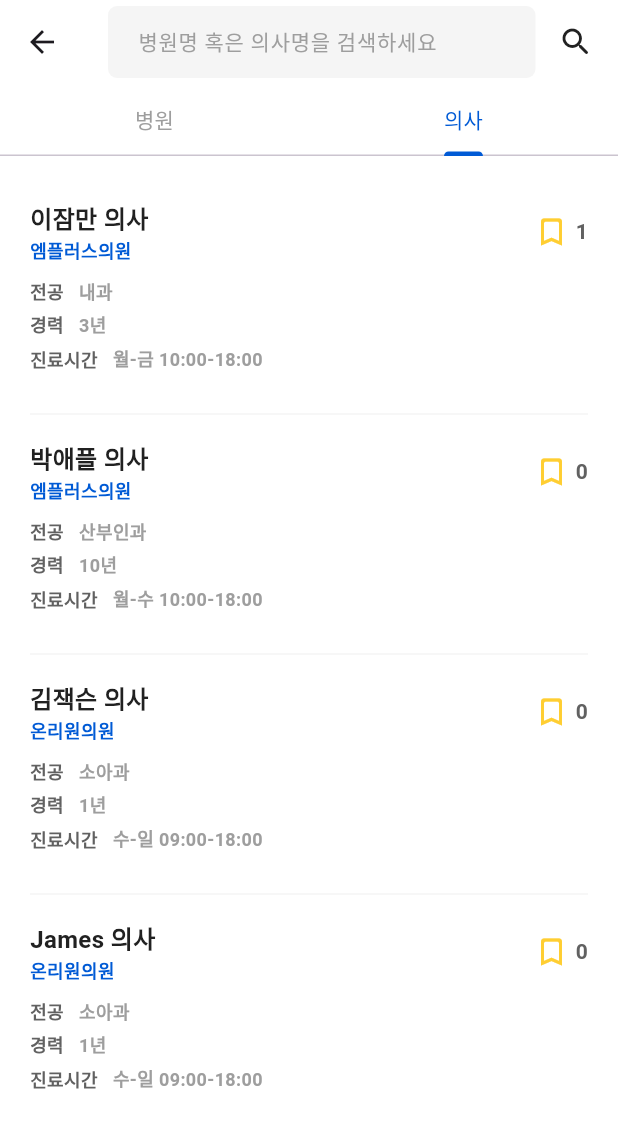
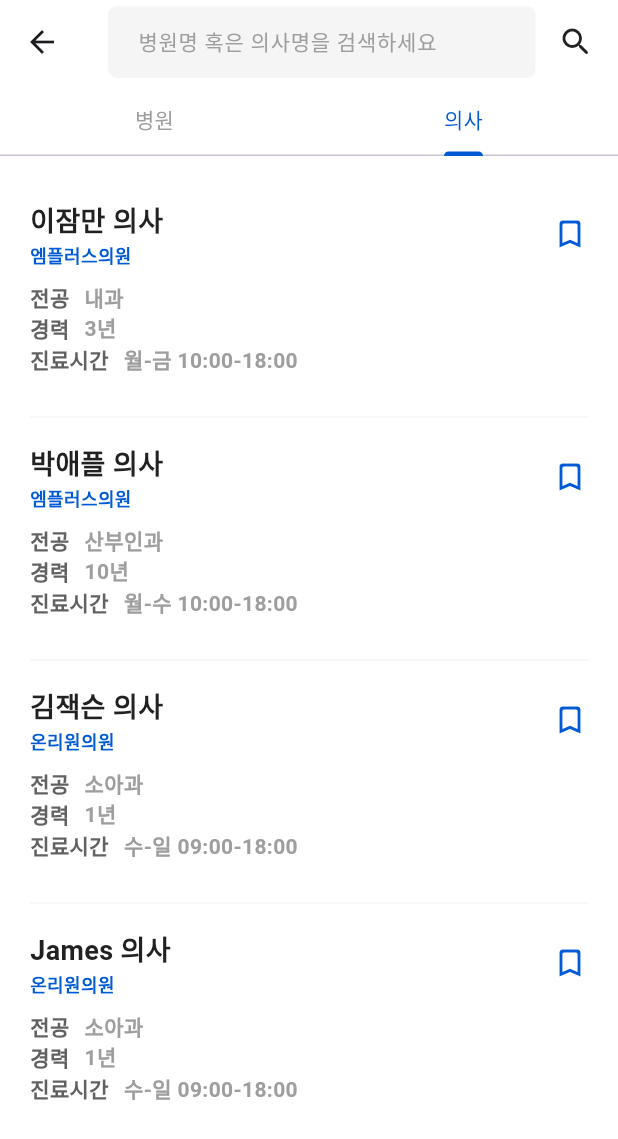
Before and after one commit to jhrchicken/DoctorViewApp, a Flutter app: the HospDoctorListScreen screen opened directly, tab 2 chosen, on a phone screen of 412 x 824 dp. Shown: the top 1139 px of the screen. Run offline on Flutter 3.47's test engine with Material 3 defaults, Android fonts, the light colour scheme and no system bars; accounts and stored records are empty; Roboto replaces fonts that are missing (Pretendard).

Commit message:
Feat: 병원 의사 목록 저장 기능 추가

```diff
--- a/lib/widgets/board/board_reaction_button.dart
+++ b/lib/widgets/board/board_reaction_button.dart
@@ -47,7 +47,8 @@ class _BoardReactionButtonState extends State<BoardReactionButton> {
     if (loginMember != null) {
       if (isLike) {
         likesProvider.minusLikes('board', loginMember!.id, widget.boardIdx.toString());
-      } else {
+      }
+      else {
         if (isReport) {
           reportProvider.minusReport(loginMember!.id, widget.boardIdx);
         }
--- a/lib/widgets/doctor/doctor_item_widget.dart
+++ b/lib/widgets/doctor/doctor_item_widget.dart
@@ -1,15 +1,17 @@
 import 'package:doctorviewapp/models/doctor.dart';
 import 'package:doctorviewapp/models/hospital.dart';
 import 'package:doctorviewapp/models/likes.dart';
+import 'package:doctorviewapp/models/member.dart';
 import 'package:doctorviewapp/providers/doctor_provider.dart';
 import 'package:doctorviewapp/providers/hospital_provider.dart';
 import 'package:doctorviewapp/providers/likes_provider.dart';
+import 'package:doctorviewapp/providers/member_provider.dart';
 import 'package:doctorviewapp/screens/doctor/doctor_view_screen.dart';
 import 'package:doctorviewapp/theme/colors.dart';
 import 'package:flutter/material.dart';
 import 'package:provider/provider.dart';
 
-class DoctorItemWidget extends StatelessWidget {
+class DoctorItemWidget extends StatefulWidget {
   final int docIdx;
 
   const DoctorItemWidget({
@@ -18,12 +20,59 @@ class DoctorItemWidget extends StatelessWidget {
   });
 
   @override
+  State<DoctorItemWidget> createState() => _DoctorItemWidgetState();
+}
+
+class _DoctorItemWidgetState extends State<DoctorItemWidget> {
+  bool isLike = false;
+  Member? loginMember;
+
+  @override
+  void didChangeDependencies() {
+    super.didChangeDependencies();
+    final likesProvider = Provider.of<LikesProvider>(context, listen: false);
+    final memberProvider = Provider.of<MemberProvider>(context, listen: false);
+
+    loginMember = memberProvider.loginMember;
+    if (loginMember != null) {
+      setState(() {
+        isLike = likesProvider.checkLikes('doctor', loginMember!.id, widget.docIdx.toString());
+      });
+    }
+  }
+
+  void _toggleLike() {
+    final likesProvider = Provider.of<LikesProvider>(context, listen: false);
+    final memberProvider = Provider.of<MemberProvider>(context, listen: false);
+
+    loginMember = memberProvider.loginMember;
+    if (loginMember != null) {
+      if (isLike) {
+        likesProvider.minusLikes('doctor', loginMember!.id, widget.docIdx.toString());
+      }
+      else {
+        likesProvider.plusLikes(
+          Likes(
+            likeIdx: 0,
+            memberRef: loginMember!.id,
+            tablename: 'doctor',
+            recodenum: widget.docIdx.toString(),
+          ),
+        );
+      }
+      setState(() {
+        isLike = !isLike;
+      });
+    }
+  }
+
+  @override
   Widget build(BuildContext context) {
     final doctorProvider = Provider.of<DoctorProvider>(context);
     final hospitalProvider = Provider.of<HospitalProvider>(context);
     final likesProvider = Provider.of<LikesProvider>(context);
 
-    Doctor? doctor = doctorProvider.selectDoctor(docIdx);
+    Doctor? doctor = doctorProvider.selectDoctor(widget.docIdx);
     Hospital? hospital = hospitalProvider.selectHosp(doctor!.hospRef);
     List<Likes> likesList = likesProvider.selectLikes('doctor', doctor.docIdx.toString());
 
@@ -55,7 +104,7 @@ class DoctorItemWidget extends StatelessWidget {
                       '${doctor.name} 의사',
                       style: TextStyle(
                         color: Colors.grey[900],
-                        fontSize: 16,
+                        fontSize: 18,
                         fontWeight: FontWeight.w700,
                       ),
                     ),
@@ -70,24 +119,13 @@ class DoctorItemWidget extends StatelessWidget {
                   ],
                 ),
                 GestureDetector(
-                  onTap: () {
-                    // 버튼 클릭 시의 동작
-                  },
+                  onTap: _toggleLike,
                   child: Row(
                     mainAxisAlignment: MainAxisAlignment.end,
                     children: [
-                      const Icon(
-                        Icons.bookmark_border_rounded,
-                        color: pointColor1,
-                      ),
-                      const SizedBox(width: 4),
-                      Text(
-                        likesList.length.toString(),
-                        style: TextStyle(
-                          color: Colors.grey[700],
-                          fontSize: 14,
-                          fontWeight: FontWeight.w700,
-                        ),
+                      Icon(
+                        isLike ? Icons.bookmark : Icons.bookmark_border_rounded,
+                      color: pointColor2,
                       ),
                     ],
                   ),
@@ -105,7 +143,7 @@ class DoctorItemWidget extends StatelessWidget {
                       '전공',
                       style: TextStyle(
                         color: Colors.grey[700],
-                        fontSize: 12,
+                        fontSize: 14,
                         fontWeight: FontWeight.w700,
                       ),
                     ),
@@ -114,13 +152,12 @@ class DoctorItemWidget extends StatelessWidget {
                       doctor.major,
                       style: TextStyle(
                         color: Colors.grey[500],
-                        fontSize: 12,
+                        fontSize: 14,
                         fontWeight: FontWeight.w700,
                       ),
                     ),
                   ],
                 ),
-                const SizedBox(height: 5),
                 // 경력
                 Row(
                   children: [
@@ -128,7 +165,7 @@ class DoctorItemWidget extends StatelessWidget {
                       '경력',
                       style: TextStyle(
                         color: Colors.grey[700],
-                        fontSize: 12,
+                        fontSize: 14,
                         fontWeight: FontWeight.w700,
                       ),
                     ),
@@ -137,13 +174,12 @@ class DoctorItemWidget extends StatelessWidget {
                       doctor.career,
                       style: TextStyle(
                         color: Colors.grey[500],
-                        fontSize: 12,
+                        fontSize: 14,
                         fontWeight: FontWeight.w700,
                       ),
                     ),
                   ],
                 ),
-                const SizedBox(height: 5),
                 // 진료시간
                 Row(
                   children: [
@@ -151,7 +187,7 @@ class DoctorItemWidget extends StatelessWidget {
                       '진료시간',
                       style: TextStyle(
                         color: Colors.grey[700],
-                        fontSize: 12,
+                        fontSize: 14,
                         fontWeight: FontWeight.w700,
                       ),
                     ),
@@ -160,7 +196,7 @@ class DoctorItemWidget extends StatelessWidget {
                       doctor.hours,
                       style: TextStyle(
                         color: Colors.grey[500],
-                        fontSize: 12,
+                        fontSize: 14,
                         fontWeight: FontWeight.w700,
                       ),
                     ),
```
Also changed, not shown: lib/widgets/hospital/hospital_item_widget.dart (+64 -31 lines).
